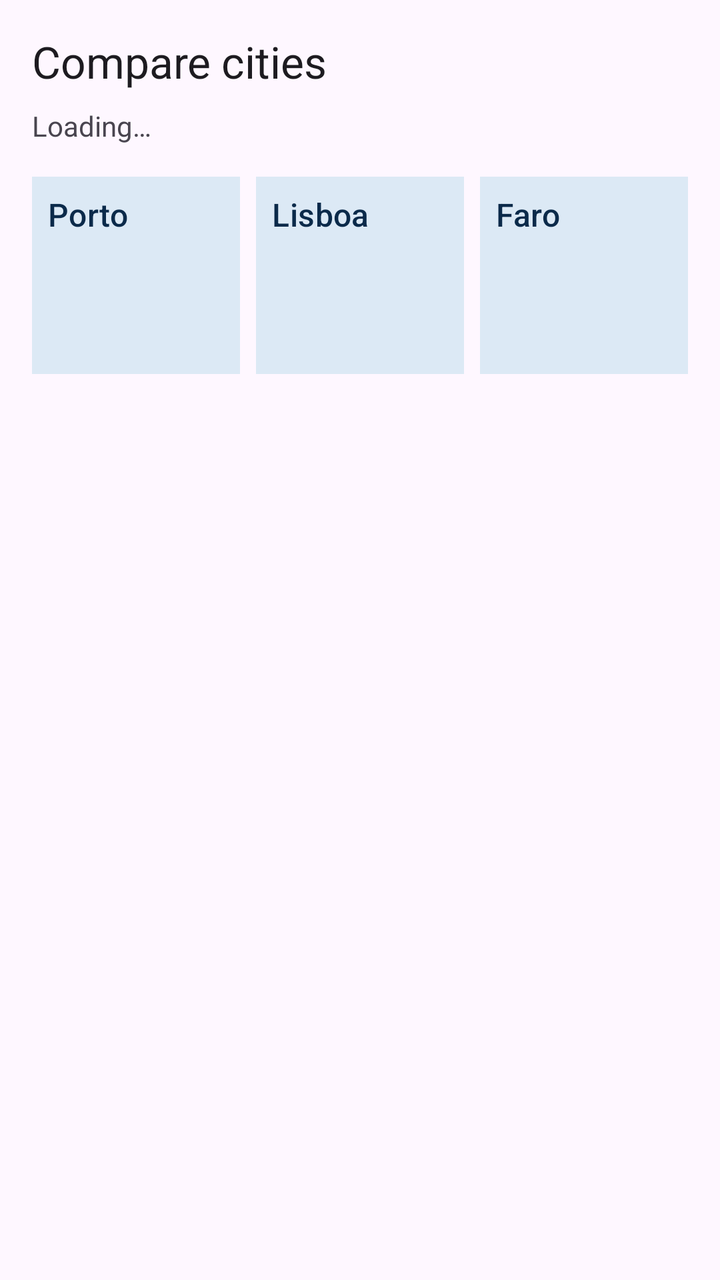
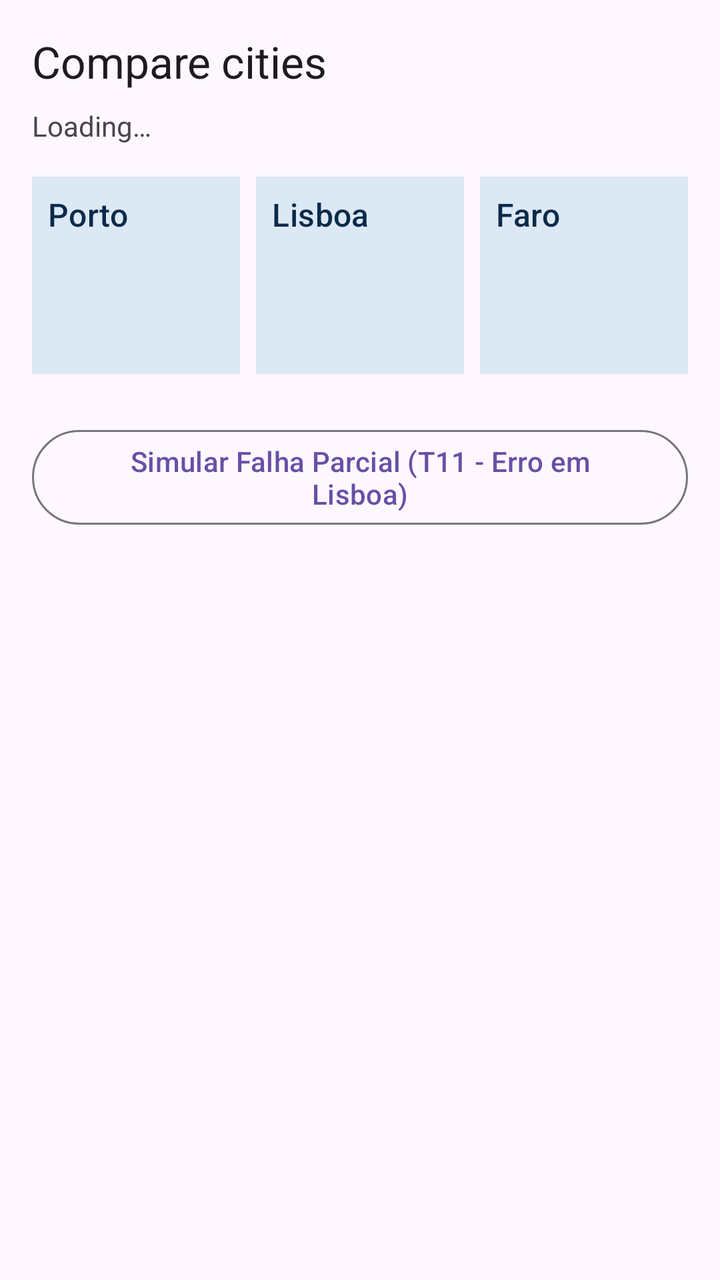

Compare the two renders of this Android layout. The source of the first and the diff that turns it into the second are given below.
<!-- AndroidManifest.xml: application theme Theme.UPRStudentHub -->
<!-- res/layout/activity_compare.xml -->
<?xml version="1.0" encoding="utf-8"?>
<ScrollView xmlns:android="http://schemas.android.com/apk/res/android"
    android:layout_width="match_parent"
    android:layout_height="match_parent"
    android:fitsSystemWindows="true">

    <LinearLayout
        android:layout_width="match_parent"
        android:layout_height="wrap_content"
        android:orientation="vertical"
        android:padding="@dimen/spacing_m">

        <TextView
            android:layout_width="match_parent"
            android:layout_height="wrap_content"
            android:text="@string/compare_title"
            android:textAppearance="?attr/textAppearanceTitleLarge" />

        <TextView
            android:id="@+id/tvCompareStatus"
            android:layout_width="match_parent"
            android:layout_height="wrap_content"
            android:layout_marginTop="@dimen/spacing_s"
            android:text="@string/compare_loading" />

        <LinearLayout
            android:layout_width="match_parent"
            android:layout_height="wrap_content"
            android:layout_marginTop="@dimen/spacing_m"
            android:baselineAligned="false"
            android:orientation="horizontal">

            
            <LinearLayout
                android:id="@+id/cardPorto"
                android:layout_width="0dp"
                android:layout_height="wrap_content"
                android:layout_weight="1"
                android:background="@color/upt_light"
                android:orientation="vertical"
                android:padding="@dimen/spacing_s">

                <TextView
                    android:layout_width="match_parent"
                    android:layout_height="wrap_content"
                    android:text="@string/compare_porto"
                    android:textAppearance="?attr/textAppearanceTitleMedium"
                    android:textColor="@color/upt_navy" />

                <TextView
                    android:id="@+id/tvPortoMax"
                    android:layout_width="match_parent"
                    android:layout_height="wrap_content"
                    android:layout_marginTop="@dimen/spacing_xs"
                    android:textColor="@color/upt_navy" />

                <TextView
                    android:id="@+id/tvPortoMin"
                    android:layout_width="match_parent"
                    android:layout_height="wrap_content"
                    android:textColor="@color/upt_navy" />

                <TextView
                    android:id="@+id/tvPortoRain"
                    android:layout_width="match_parent"
                    android:layout_height="wrap_content"
                    android:textColor="@color/upt_navy" />
            </LinearLayout>

            
            <LinearLayout
                android:id="@+id/cardLisboa"
                android:layout_width="0dp"
                android:layout_height="wrap_content"
                android:layout_weight="1"
                android:layout_marginStart="@dimen/spacing_s"
                android:background="@color/upt_light"
                android:orientation="vertical"
                android:padding="@dimen/spacing_s">

                <TextView
                    android:layout_width="match_parent"
                    android:layout_height="wrap_content"
                    android:text="@string/compare_lisboa"
                    android:textAppearance="?attr/textAppearanceTitleMedium"
                    android:textColor="@color/upt_navy" />

                <TextView
                    android:id="@+id/tvLisboaMax"
                    android:layout_width="match_parent"
                    android:layout_height="wrap_content"
                    android:layout_marginTop="@dimen/spacing_xs"
                    android:textColor="@color/upt_navy" />

                <TextView
                    android:id="@+id/tvLisboaMin"
                    android:layout_width="match_parent"
                    android:layout_height="wrap_content"
                    android:textColor="@color/upt_navy" />

                <TextView
                    android:id="@+id/tvLisboaRain"
                    android:layout_width="match_parent"
                    android:layout_height="wrap_content"
                    android:textColor="@color/upt_navy" />
            </LinearLayout>

            
            <LinearLayout
                android:id="@+id/cardFaro"
                android:layout_width="0dp"
                android:layout_height="wrap_content"
                android:layout_weight="1"
                android:layout_marginStart="@dimen/spacing_s"
                android:background="@color/upt_light"
                android:orientation="vertical"
                android:padding="@dimen/spacing_s">

                <TextView
                    android:layout_width="match_parent"
                    android:layout_height="wrap_content"
                    android:text="@string/compare_faro"
                    android:textAppearance="?attr/textAppearanceTitleMedium"
                    android:textColor="@color/upt_navy" />

                <TextView
                    android:id="@+id/tvFaroMax"
                    android:layout_width="match_parent"
                    android:layout_height="wrap_content"
                    android:layout_marginTop="@dimen/spacing_xs"
                    android:textColor="@color/upt_navy" />

                <TextView
                    android:id="@+id/tvFaroMin"
                    android:layout_width="match_parent"
                    android:layout_height="wrap_content"
                    android:textColor="@color/upt_navy" />

                <TextView
                    android:id="@+id/tvFaroRain"
                    android:layout_width="match_parent"
                    android:layout_height="wrap_content"
                    android:textColor="@color/upt_navy" />
            </LinearLayout>
        </LinearLayout>
    </LinearLayout>
</ScrollView>
<!-- resources referenced by this layout -->
<resources>
  <color name="upt_light">#DCE9F5</color>
  <color name="upt_navy">#0B2A4A</color>
  <dimen name="spacing_m">16dp</dimen>
  <dimen name="spacing_s">8dp</dimen>
  <dimen name="spacing_xs">4dp</dimen>
  <string name="compare_faro">Faro</string>
  <string name="compare_lisboa">Lisboa</string>
  <string name="compare_loading">Loading…</string>
  <string name="compare_porto">Porto</string>
  <string name="compare_title">Compare cities</string>
  <style name="Theme.UPRStudentHub" parent="Base.Theme.UPRStudentHub" />
  <style name="Base.Theme.UPRStudentHub" parent="Theme.Material3.DayNight">
          
          
      </style>
</resources>

<!-- the commit's change to res/layout/activity_compare.xml (unified diff, before → after) -->
@@ -143,5 +143,14 @@
                     android:textColor="@color/upt_navy" />
             </LinearLayout>
         </LinearLayout>
+
+        <Button
+            android:id="@+id/btnSimulateFailure"
+            style="?attr/materialButtonOutlinedStyle"
+            android:layout_width="match_parent"
+            android:layout_height="wrap_content"
+            android:layout_marginTop="@dimen/spacing_l"
+            android:minHeight="@dimen/touch_target"
+            android:text="Simular Falha Parcial (T11 - Erro em Lisboa)" />
     </LinearLayout>
 </ScrollView>
<!-- resource entries referenced after the edit -->
@@ -2,9 +2,11 @@
 <resources>
   <color name="upt_light">#DCE9F5</color>
   <color name="upt_navy">#0B2A4A</color>
+  <dimen name="spacing_l">24dp</dimen>
   <dimen name="spacing_m">16dp</dimen>
   <dimen name="spacing_s">8dp</dimen>
   <dimen name="spacing_xs">4dp</dimen>
+  <dimen name="touch_target">48dp</dimen>
   <string name="compare_faro">Faro</string>
   <string name="compare_lisboa">Lisboa</string>
   <string name="compare_loading">Loading…</string>
